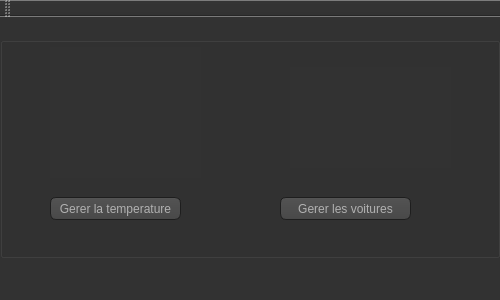
This is selim sayeh/Projet_qt/mainwindow.ui in FirasSoltani/jade as Qt 5 draws it before an edit. The edited form follows.
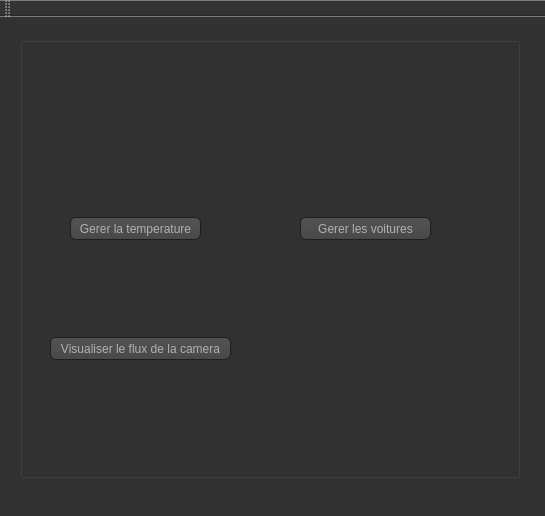
This is the edited form. Icons and pictures are not drawn.

The edit to the form file:
```diff
--- a/selim sayeh/Projet_qt/mainwindow.ui
+++ b/selim sayeh/Projet_qt/mainwindow.ui
@@ -6,8 +6,8 @@
    <rect>
     <x>0</x>
     <y>0</y>
-    <width>500</width>
-    <height>300</height>
+    <width>545</width>
+    <height>516</height>
    </rect>
   </property>
   <property name="windowTitle">
@@ -478,10 +478,10 @@
    <widget class="QGroupBox" name="groupBox">
     <property name="geometry">
      <rect>
-      <x>0</x>
+      <x>20</x>
       <y>20</y>
       <width>500</width>
-      <height>221</height>
+      <height>441</height>
      </rect>
     </property>
     <property name="title">
@@ -491,7 +491,7 @@
      <property name="geometry">
       <rect>
        <x>50</x>
-       <y>160</y>
+       <y>180</y>
        <width>131</width>
        <height>23</height>
       </rect>
@@ -504,7 +504,7 @@
      <property name="geometry">
       <rect>
        <x>280</x>
-       <y>160</y>
+       <y>180</y>
        <width>131</width>
        <height>23</height>
       </rect>
@@ -516,10 +516,10 @@
     <widget class="QLabel" name="label1">
      <property name="geometry">
       <rect>
-       <x>290</x>
-       <y>30</y>
+       <x>270</x>
+       <y>40</y>
        <width>161</width>
-       <height>101</height>
+       <height>121</height>
       </rect>
      </property>
      <property name="text">
@@ -533,9 +533,9 @@
      <property name="geometry">
       <rect>
        <x>50</x>
-       <y>10</y>
+       <y>20</y>
        <width>151</width>
-       <height>131</height>
+       <height>141</height>
       </rect>
      </property>
      <property name="text">
@@ -545,6 +545,35 @@
       <pixmap>temperature-icon-png-1.png</pixmap>
      </property>
     </widget>
+    <widget class="QPushButton" name="pushButton_3">
+     <property name="geometry">
+      <rect>
+       <x>30</x>
+       <y>300</y>
+       <width>181</width>
+       <height>23</height>
+      </rect>
+     </property>
+     <property name="text">
+      <string>Visualiser le flux de la camera</string>
+     </property>
+    </widget>
+    <widget class="QLabel" name="label">
+     <property name="geometry">
+      <rect>
+       <x>240</x>
+       <y>260</y>
+       <width>241</width>
+       <height>121</height>
+      </rect>
+     </property>
+     <property name="text">
+      <string/>
+     </property>
+     <property name="pixmap">
+      <pixmap>../../camera.png</pixmap>
+     </property>
+    </widget>
    </widget>
   </widget>
   <widget class="QMenuBar" name="menuBar">
```
Left out of the diff: 2 changed lines with no effect on the pictures.
